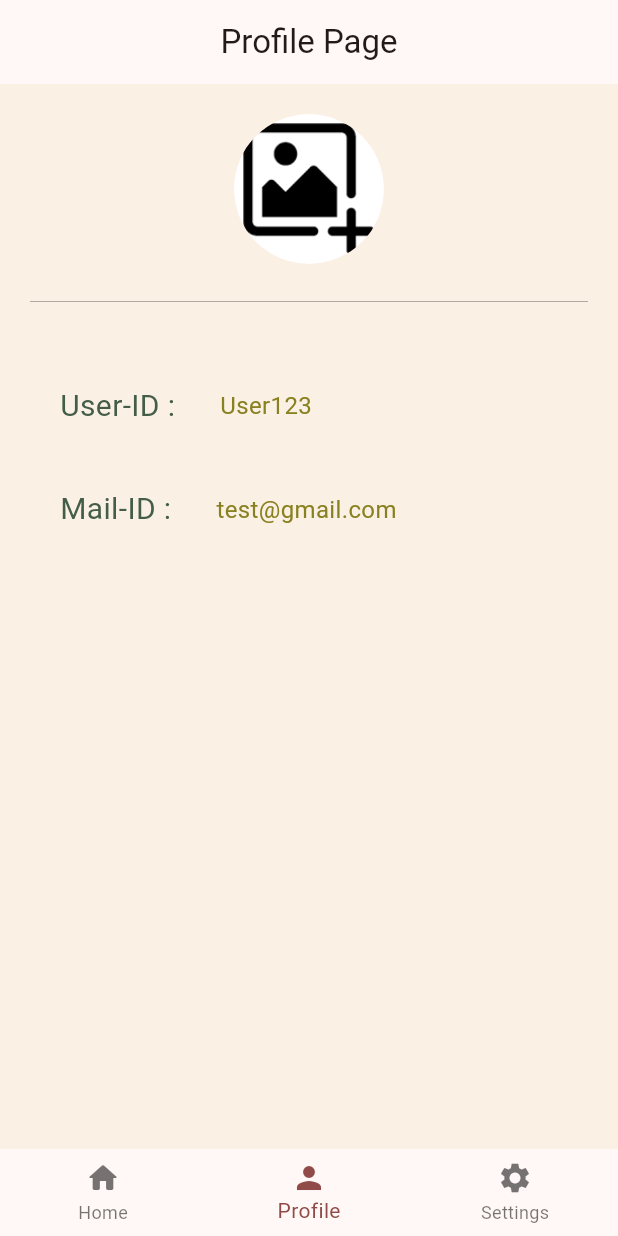
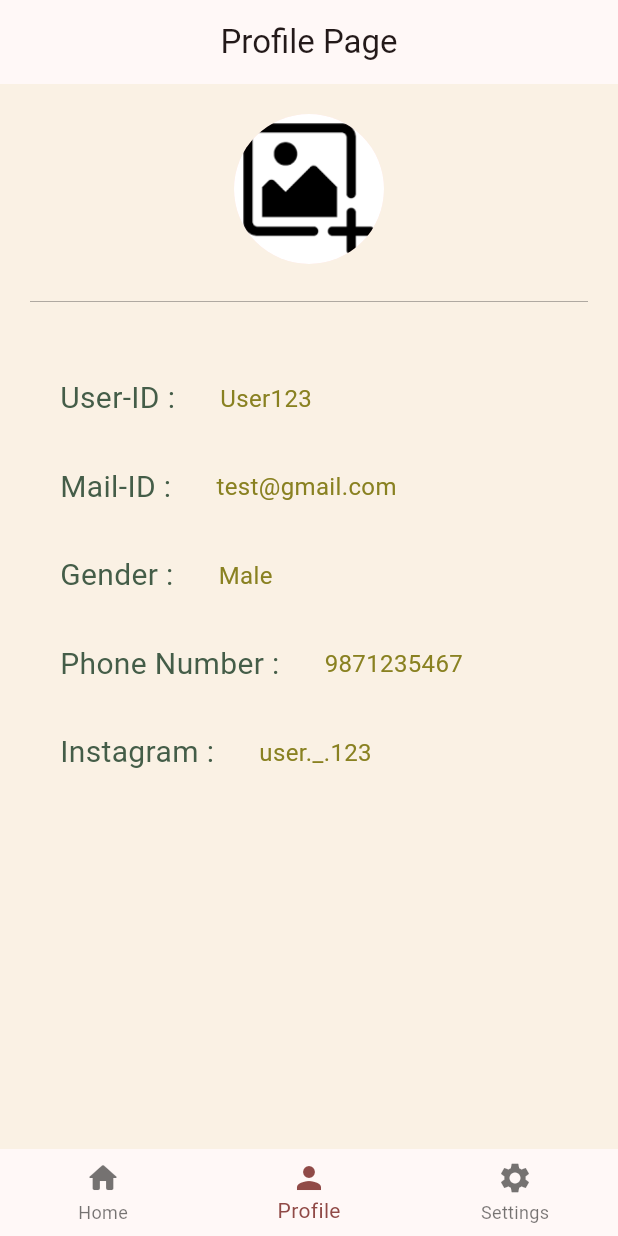
Before and after one commit to AdityaPratapSinghR/byteverse_DARK-Ciphers, a Flutter app: the screen it shows once a user with an empty profile is signed in, item 2 of the bottom bar chosen, on a phone screen of 412 x 824 dp. Run offline on Flutter 3.47's test engine with Material 3 defaults, Android fonts, the light colour scheme and no system bars; our stand-ins replace cloud_firestore, firebase_auth, firebase_core, youtube_player_flutter; missing offline and left inert: firebase_ui_auth; accounts and stored records are empty.

Commit message:
More things added inside profile page

```diff
--- a/study_tube/lib/Screens/PlaylistPage.dart
+++ b/study_tube/lib/Screens/PlaylistPage.dart
@@ -17,7 +17,7 @@ Future<List<PlaylistInfo>> fetchVideos(String playlistId) async {
 
   if (response.statusCode == 200) {
     List<PlaylistInfo> videoInfoList = [];
-    //If the server did return a 200 0K response,
+    // If the server did return a 200 0K response,
     // then parse the JSON.
   final data = json.decode(response.body.toString()) as Map<String, dynamic>;
   List items = data['items'] as List<dynamic>;
--- a/study_tube/lib/Screens/ProfilePage.dart
+++ b/study_tube/lib/Screens/ProfilePage.dart
@@ -78,7 +78,7 @@ class _ProfilePageState extends State<ProfilePage> {
                 height: 50.0,
                 color: Colors.grey[850],
               ),
-              const SizedBox(height: 30,),
+              const SizedBox(height: 25,),
               const Row(
                 children: [
                   SizedBox(width:20,),
@@ -87,7 +87,7 @@ class _ProfilePageState extends State<ProfilePage> {
                   Text('User123',style: TextStyle(fontSize: 16 , color: Color(0xff898121)),),
                 ],
               ),
-              const SizedBox(height: 40,),
+              const SizedBox(height: 30,),
               const Row(
                 children: [
                   SizedBox(width: 20.0,),
@@ -96,7 +96,33 @@ class _ProfilePageState extends State<ProfilePage> {
                   Text('test@gmail.com', style: TextStyle(color: Color(0xff898121),fontSize: 16.0),),
                 ],
               ),
-
+              const SizedBox(height: 30,),
+              const Row(
+                children: [
+                  SizedBox(width:20,),
+                  Text('Gender :', style: TextStyle(fontSize: 20,color: Color(0xff445d48)),),
+                  SizedBox(width: 30,),
+                  Text('Male',style: TextStyle(fontSize: 16 , color: Color(0xff898121)),),
+                ],
+              ),
+              const SizedBox(height: 30,),
+              const Row(
+                children: [
+                  SizedBox(width: 20.0,),
+                  Text('Phone Number :', style: TextStyle(color:Color(0xff445D48),fontSize: 20.0),),
+                  SizedBox(width: 30.0,),
+                  Text('9871235467', style: TextStyle(color: Color(0xff898121),fontSize: 16.0),),
+                ],
+              ),
+              const SizedBox(height: 30,),
+              const Row(
+                children: [
+                  SizedBox(width: 20.0,),
+                  Text('Instagram :', style: TextStyle(color:Color(0xff445D48),fontSize: 20.0),),
+                  SizedBox(width: 30.0,),
+                  Text('user._.123', style: TextStyle(color: Color(0xff898121),fontSize: 16.0),),
+                ],
+              ),
 
             ],
           ),
```
